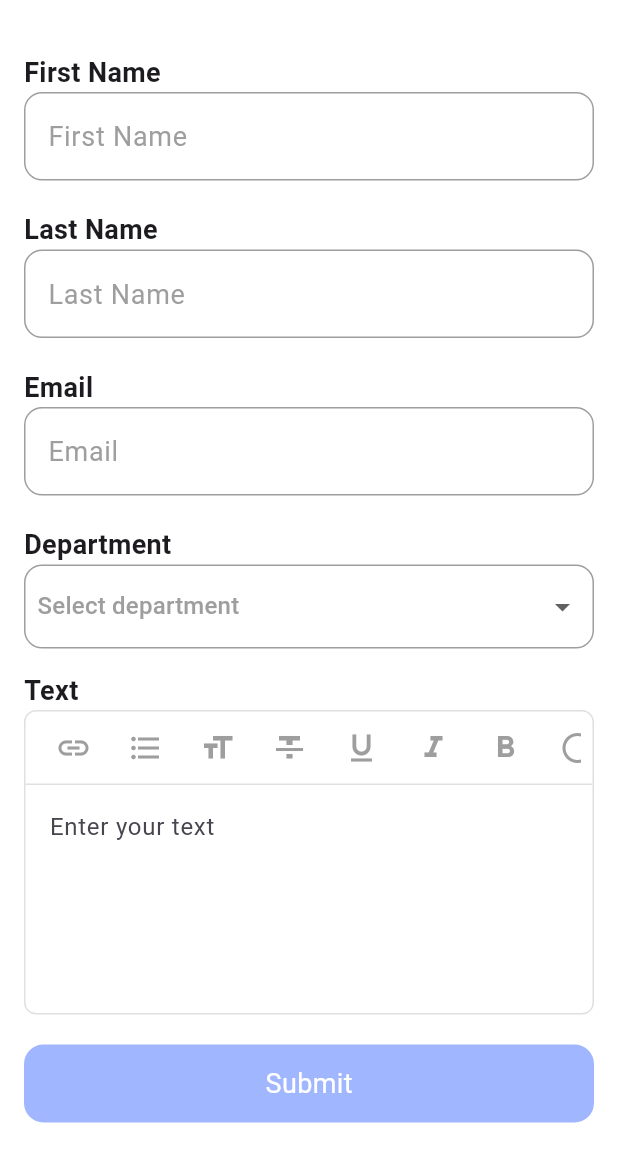
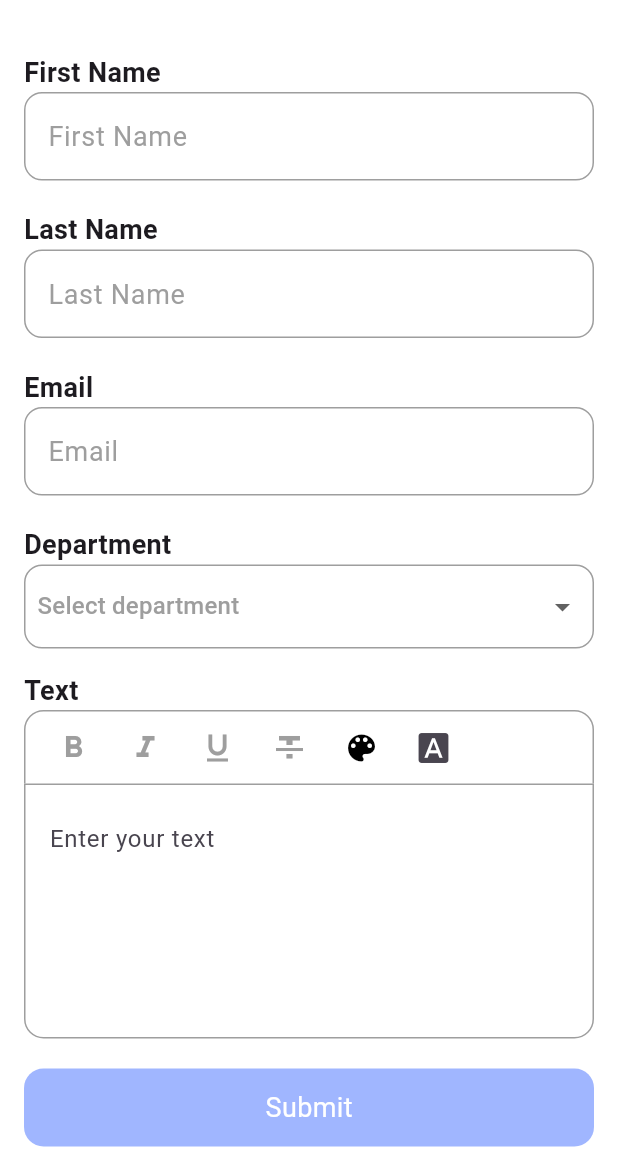
Before and after one commit to Ashraf50/admin-app, a Flutter app: the CreateNewTicketView screen opened by its route, on a phone screen of 412 x 824 dp, the part 61-1236 px from its top. Run offline on Flutter 3.47's test engine with Material 3 defaults, Android fonts, the phone set to English and light mode, and no system bars; our stand-ins replace fl_chart, flutter_colorpicker, flutter_smart_dialog, flutter_svg, go_router; Roboto replaces fonts that are missing (Arial).

Commit message:
add some styles on formatting board in Add Ticket view

```diff
--- a/lib/features/all_tickets/presentation/view/widget/formatting_text_fiel.dart
+++ b/lib/features/all_tickets/presentation/view/widget/formatting_text_fiel.dart
@@ -1,4 +1,7 @@
+import 'package:admin_app/core/constant/app_styles.dart';
 import 'package:flutter/material.dart';
+import 'package:flutter_colorpicker/flutter_colorpicker.dart';
+import 'package:flutter_smart_dialog/flutter_smart_dialog.dart';
 
 class FormattingTextField extends StatefulWidget {
   const FormattingTextField({super.key});
@@ -9,93 +12,229 @@ class FormattingTextField extends StatefulWidget {
 
 class FormattingTextFieldState extends State<FormattingTextField> {
   final TextEditingController _textController = TextEditingController();
+  bool isBold = false;
+  bool isItalic = false;
+  bool isUnderline = false;
+  bool isStrikethrough = false;
+  Color textColor = Colors.black;
+  String selectedFont = 'Arial';
 
   @override
   Widget build(BuildContext context) {
-    return Container(
-      decoration: BoxDecoration(
-        border: Border.all(color: Colors.grey.shade300),
-        borderRadius: BorderRadius.circular(8),
-      ),
-      child: Column(
+    return Column(
       children: [
-          // Formatting Toolbar
         Container(
           padding: const EdgeInsets.symmetric(horizontal: 8),
-            decoration: BoxDecoration(
+          decoration: const BoxDecoration(
             border: Border(
-                bottom: BorderSide(color: Colors.grey.shade300),
+              top: BorderSide(color: Colors.grey),
+              right: BorderSide(color: Colors.grey),
+              left: BorderSide(color: Colors.grey),
+            ),
+            borderRadius: BorderRadius.only(
+              topRight: Radius.circular(13),
+              topLeft: Radius.circular(13),
             ),
           ),
-            child: SingleChildScrollView(
-              scrollDirection: Axis.horizontal,
           child: Row(
             children: [
               IconButton(
-                    icon: const Icon(Icons.link),
-                    onPressed: () {},
-                    color: Colors.grey,
+                icon: Icon(
+                  Icons.format_bold,
+                  color: isBold ? Colors.blue : Colors.grey,
+                ),
+                onPressed: () {
+                  setState(() {
+                    isBold = !isBold;
+                  });
+                },
               ),
               IconButton(
-                    icon: const Icon(Icons.format_list_bulleted),
-                    onPressed: () {},
-                    color: Colors.grey,
+                icon: Icon(
+                  Icons.format_italic,
+                  color: isItalic ? Colors.blue : Colors.grey,
+                ),
+                onPressed: () {
+                  setState(() {
+                    isItalic = !isItalic;
+                  });
+                },
               ),
               IconButton(
-                    icon: const Icon(Icons.format_size),
-                    onPressed: () {},
-                    color: Colors.grey,
+                icon: Icon(
+                  Icons.format_underline,
+                  color: isUnderline ? Colors.blue : Colors.grey,
+                ),
+                onPressed: () {
+                  setState(() {
+                    isUnderline = !isUnderline;
+                  });
+                },
               ),
               IconButton(
-                    icon: const Icon(Icons.format_strikethrough),
-                    onPressed: () {},
-                    color: Colors.grey,
+                icon: Icon(
+                  Icons.format_strikethrough,
+                  color: isStrikethrough ? Colors.blue : Colors.grey,
+                ),
+                onPressed: () {
+                  setState(() {
+                    isStrikethrough = !isStrikethrough;
+                  });
+                },
               ),
               IconButton(
-                    icon: const Icon(Icons.format_underline),
-                    onPressed: () {},
-                    color: Colors.grey,
+                icon: const Icon(Icons.color_lens),
+                color: textColor,
+                onPressed: () {
+                  _showColorPickerDialog();
+                },
               ),
               IconButton(
-                    icon: const Icon(Icons.format_italic),
-                    onPressed: () {},
-                    color: Colors.grey,
-                  ),
-                  IconButton(
-                    icon: const Icon(Icons.format_bold),
-                    onPressed: () {},
-                    color: Colors.grey,
-                  ),
-                  IconButton(
-                    icon: const Icon(Icons.circle_outlined),
-                    onPressed: () {},
-                    color: Colors.grey,
-                  ),
-                  IconButton(
-                    icon: const Icon(Icons.circle),
-                    onPressed: () {},
-                    color: Colors.grey,
-                  ),
-                  IconButton(
-                    icon: const Icon(Icons.text_fields),
-                    onPressed: () {},
-                    color: Colors.grey,
+                icon: const Icon(Icons.font_download),
+                onPressed: () {
+                  _showFontSelectionDialog();
+                },
               ),
             ],
           ),
         ),
+        Container(
+          padding: const EdgeInsets.all(16),
+          decoration: BoxDecoration(
+            border: Border.all(color: Colors.grey),
+            borderRadius: const BorderRadius.only(
+              bottomLeft: Radius.circular(13),
+              bottomRight: Radius.circular(13),
             ),
-          TextField(
+          ),
+          child: TextField(
             controller: _textController,
             maxLines: 5,
+            style: TextStyle(
+              fontWeight: isBold ? FontWeight.bold : FontWeight.normal,
+              fontStyle: isItalic ? FontStyle.italic : FontStyle.normal,
+              decoration: _getTextDecoration(),
+              color: textColor,
+              fontFamily: selectedFont,
+            ),
             decoration: const InputDecoration(
               hintText: 'Enter your text',
-              contentPadding: EdgeInsets.all(16),
               border: InputBorder.none,
             ),
+          ),
+        ),
+      ],
+    );
+  }
+
+  // Function to return the correct text decoration
+  TextDecoration _getTextDecoration() {
+    if (isUnderline && isStrikethrough) {
+      return TextDecoration.combine(
+          [TextDecoration.underline, TextDecoration.lineThrough]);
+    } else if (isUnderline) {
+      return TextDecoration.underline;
+    } else if (isStrikethrough) {
+      return TextDecoration.lineThrough;
+    }
+    return TextDecoration.none;
+  }
+
+  // Show color picker using SmartDialog
+  void _showColorPickerDialog() {
+    SmartDialog.show(
+      builder: (context) {
+        return Container(
+          margin: const EdgeInsets.symmetric(horizontal: 50),
+          decoration: BoxDecoration(
+            borderRadius: BorderRadius.circular(15),
+            color: Colors.white,
+          ),
+          child: Column(
+            mainAxisSize: MainAxisSize.min,
+            children: [
+              const Padding(
+                padding: EdgeInsets.all(8.0),
+                child: Text(
+                  'Choose Text Color',
+                  style: AppStyles.textStyle18black,
+                ),
+              ),
+              BlockPicker(
+                pickerColor: textColor,
+                onColorChanged: (color) {
+                  setState(() {
+                    textColor = color;
+                  });
+                },
               ),
             ],
           ),
         );
+      },
+    );
+  }
+
+  // Show font selection dialog with more fonts
+  void _showFontSelectionDialog() {
+    SmartDialog.show(
+      builder: (context) {
+        return Container(
+          margin: const EdgeInsets.symmetric(horizontal: 50),
+          decoration: BoxDecoration(
+            borderRadius: BorderRadius.circular(15),
+            color: Colors.white,
+          ),
+          child: Column(
+            mainAxisSize: MainAxisSize.min,
+            children: [
+              const Padding(
+                padding: EdgeInsets.all(8.0),
+                child: Text(
+                  'Choose Text Style',
+                  style: AppStyles.textStyle18black,
+                ),
+              ),
+              ListTile(
+                title: const Text('Arial'),
+                onTap: () {
+                  setState(() {
+                    selectedFont = 'Arial';
+                  });
+                  SmartDialog.dismiss();
+                },
+              ),
+              ListTile(
+                title: const Text('Times New Roman'),
+                onTap: () {
+                  setState(() {
+                    selectedFont = 'Times New Roman';
+                  });
+                  SmartDialog.dismiss();
+                },
+              ),
+              ListTile(
+                title: const Text('Courier New'),
+                onTap: () {
+                  setState(() {
+                    selectedFont = 'Courier New';
+                  });
+                  SmartDialog.dismiss();
+                },
+              ),
+              ListTile(
+                title: const Text('Georgia'),
+                onTap: () {
+                  setState(() {
+                    selectedFont = 'Georgia';
+                  });
+                  SmartDialog.dismiss();
+                },
+              ),
+            ],
+          ),
+        );
+      },
+    );
   }
 }
--- a/lib/main.dart
+++ b/lib/main.dart
@@ -1,5 +1,6 @@
 import 'package:admin_app/features/routing/app_router.dart';
 import 'package:flutter/material.dart';
+import 'package:flutter_smart_dialog/flutter_smart_dialog.dart';
 
 void main() {
   runApp(MyApp(
@@ -18,6 +19,7 @@ class MyApp extends StatelessWidget {
   @override
   Widget build(BuildContext context) {
     return MaterialApp.router(
+      builder: FlutterSmartDialog.init(),
       theme: ThemeData(scaffoldBackgroundColor: Colors.white),
       routerConfig: appRouter.router,
       debugShowCheckedModeBanner: false,
--- a/pubspec.yaml
+++ b/pubspec.yaml
@@ -37,7 +37,9 @@ dependencies:
   cupertino_icons: ^1.0.8
   flutter_svg: ^2.0.17
   go_router: ^14.6.3
+  flutter_colorpicker: ^1.1.0
   fl_chart: ^0.69.2
+  flutter_smart_dialog: ^4.9.8+5
 
 dev_dependencies:
   flutter_test:
```
Also changed, not shown: pubspec.lock. Lines whose indentation alone changed are shown as unchanged.
